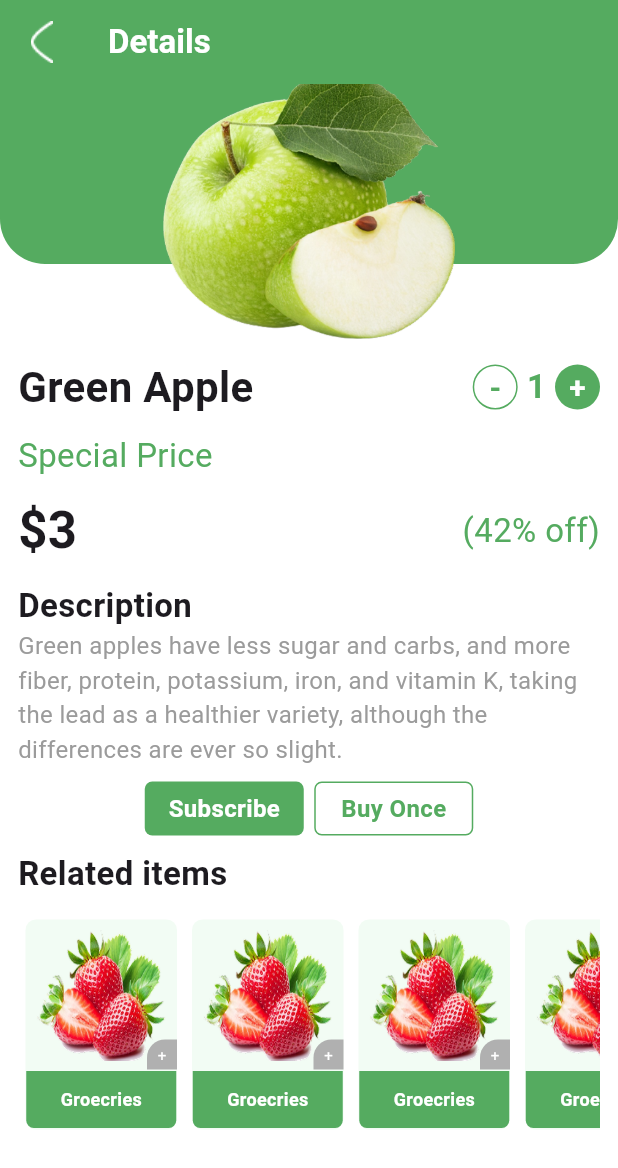
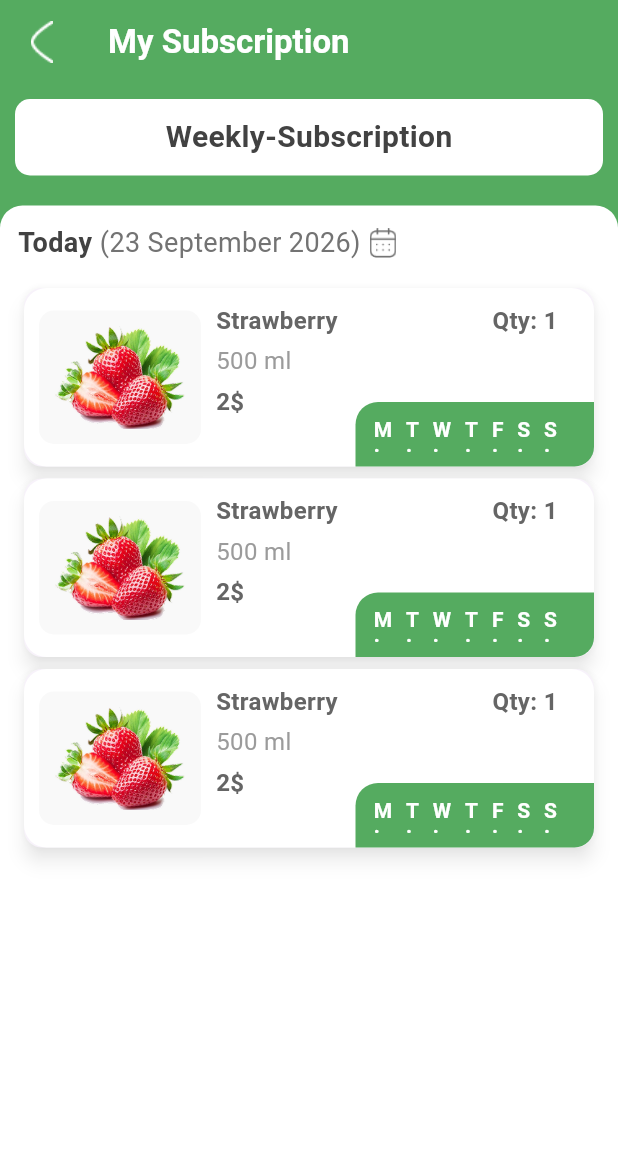
Before and after one commit to Radhesh-Roy/SG-Grocery-E-Commerce, a Flutter app: the screen it shows after launch, on a phone screen of 412 x 824 dp. Shown: the top 1168 px of the screen. Run offline on Flutter 3.47's test engine with Material 3 defaults, Android fonts, the phone set to English and light mode, and no system bars; our stand-ins replace carousel_slider, get.

Commit message:
subscription

```diff
--- a/lib/main.dart
+++ b/lib/main.dart
@@ -6,10 +6,11 @@ import 'package:sggrocery/view/explore-item/exploreItem_view.dart';
 import 'package:sggrocery/view/home/home_page.dart';
 import 'package:sggrocery/view/registration_page/reg_page.dart';
 import 'package:sggrocery/view/splash_screen/splash_screen.dart';
+import 'package:sggrocery/view/subscription_page/subscriptiopn_view.dart';
 
 void main() {
   runApp(GetMaterialApp(
     debugShowCheckedModeBanner: false,
-    home: DetailsView(),
+    home: SubscriptionViewPage(),
   ));
 }
--- a/lib/view/details_page/details_view.dart
+++ b/lib/view/details_page/details_view.dart
@@ -2,7 +2,6 @@ import 'package:flutter/material.dart';
 
 class DetailsView extends StatelessWidget {
   const DetailsView({super.key});
-
   @override
   Widget build(BuildContext context) {
     return Scaffold(
@@ -321,7 +320,7 @@ class DetailsView extends StatelessWidget {
                                   ),
                                   child: Center(
                                     child: Text(
-                                      "Groecries",
+                                      "Strawberry",
                                       style: TextStyle(
                                         fontSize: 12,
                                         color: Colors.white,
--- /dev/null
+++ b/lib/view/subscription_page/subscriptiopn_view.dart
@@ -0,0 +1,195 @@
+import 'package:flutter/material.dart';
+import 'package:flutter/services.dart';
+
+class SubscriptionViewPage extends StatelessWidget {
+  const SubscriptionViewPage({super.key});
+
+  @override
+  Widget build(BuildContext context) {
+    return Scaffold(
+        backgroundColor: Color(0xff55AB60),
+      appBar: AppBar(
+        backgroundColor: Color(0xff55AB60),
+        scrolledUnderElevation: 0,
+        leading: InkWell(
+          hoverColor: Colors.transparent,
+          onTap: () {},
+          child: Image(
+            image: AssetImage("assets/back.png"),
+            color: Colors.white,
+          ),
+        ),
+        title: Text(
+          "My Subscription",
+          style: TextStyle(
+            fontWeight: FontWeight.w700,
+            fontSize: 22,
+            color: Colors.white,
+          ),
+        ),
+      ),
+      body:Column(
+        children: [
+          Padding(
+            padding: const EdgeInsets.all(10),
+            child: Container(
+              height: 51,
+              decoration: BoxDecoration(
+                  color: Colors.white,
+                  borderRadius: BorderRadius.circular(10)
+              ),
+              child: Center(
+                child: Text("Weekly-Subscription",style: TextStyle(color: Color(0xff424242), fontSize: 20, fontWeight: FontWeight.w600),),
+              ),
+            ),
+          ),
+          SizedBox(height: 10,),
+          Expanded(
+            child: Container(
+              decoration: BoxDecoration(
+                color: Colors.white,
+                borderRadius: BorderRadius.only(topLeft: Radius.circular(15), topRight: Radius.circular(15))
+              ),
+              child: Padding(padding: EdgeInsets.all(12),
+              child: Column(children: [
+                Row(spacing: 5,
+                  children: [
+                    Text("Today", style: TextStyle(color: Color(0xff424242), fontSize: 18, fontWeight: FontWeight.w700),),
+                    Text("(23 September 2026)",style: TextStyle(color: Color(0xff737373), fontWeight: FontWeight.w400, fontSize: 18),),
+                    Image.asset("assets/calender.png", height: 20, width: 20,)
+                  ],
+                ),
+                SizedBox(height: 13,),
+                Expanded(
+                  child: ListView.builder(
+                    itemCount: 3,
+                    itemBuilder: (context, index) {
+                      return Stack(
+                        children: [
+                          Card(
+                            elevation: 5,
+                            shadowColor: Colors.white70,
+                            child: Container(
+                              padding: EdgeInsets.all(10),
+                              height: 119,
+                              decoration: BoxDecoration(
+                                  color: Colors.white,
+                                  borderRadius: BorderRadius.circular(15)
+                              ),
+                              child: Row(
+                                children: [
+                                  Expanded(
+                                      flex:3,
+                                      child: Container(
+                                        padding: EdgeInsets.all(10),
+                                        height: 89,
+                                        decoration: BoxDecoration(
+                                            color: Color(0xffF9F9F9),
+                                          borderRadius: BorderRadius.circular(10),
+                                        ),
+                                        child: Image.asset("assets/strawberry.png", fit: BoxFit.fill),
+
+                                      )),
+                                  Expanded(
+                                      flex:5,
+                                      child: Padding(
+                                        padding: const EdgeInsets.only(left: 10, right: 10),
+                                        child: Column(spacing: 4,
+                                          crossAxisAlignment: CrossAxisAlignment.start,
+                                          children: [
+                                            Text("Strawberry", style: TextStyle(color: Color(0xff656565), fontSize: 16, fontWeight: FontWeight.w600),),
+                                            Text("500 ml", style: TextStyle(color: Color(0xff9B9B9B), fontSize: 16, fontWeight: FontWeight.w400),),
+                                            Text("2\$", style: TextStyle(color: Color(0xff656565), fontSize: 16, fontWeight: FontWeight.w600),)
+                                          ],
+                                        ),
+                                      )
+                                  ),
+                                  Expanded(
+                                      flex:2,
+                                      child: Column(
+                                        children: [
+                                          Text("Qty: 1", style: TextStyle(color: Color(0xff656565), fontSize: 16, fontWeight: FontWeight.w600),)
+                                        ],
+                                      )
+                                  ),
+
+                                ],
+                              ),
+                            ),
+                          ),
+                          Positioned(
+                              right: 4,
+                              bottom: 4,
+                              child: Container(
+                                padding: EdgeInsets.only(top: 13,left: 12),
+                            height: 43,
+                            width: 159,
+                            decoration: BoxDecoration(
+                              color: Color(0xff55AB60),
+                              borderRadius: BorderRadius.only(topLeft: Radius.circular(15), bottomRight: Radius.circular(13))
+                            ),
+                                child: Row(
+                                  spacing:9 ,
+                                  children: [
+                                    Column(
+                                      children: [
+                                        Text("M\n.", style: TextStyle(color: Colors.white, fontSize: 14, fontWeight: FontWeight.w700, height: 0.7),),
+                                      ],
+                                    ),
+                                    Column(
+                                      children: [
+                                        Text("T\n.", style: TextStyle(color: Colors.white, fontSize: 14, fontWeight: FontWeight.w700, height: 0.7),),
+                                      ],
+                                    ),
+                                    Column(
+                                      children: [
+                                        Text("W\n.", style: TextStyle(color: Colors.white, fontSize: 14, fontWeight: FontWeight.w700, height: 0.7),),
+                                      ],
+                                    ),
+                                    Column(
+                                      children: [
+                                        Text("T\n.", style: TextStyle(color: Colors.white, fontSize: 14, fontWeight: FontWeight.w700, height: 0.7),),
+                                      ],
+                                    ),
+                                    Column(
+                                      children: [
+                                        Text("F\n.", style: TextStyle(color: Colors.white, fontSize: 14, fontWeight: FontWeight.w700, height: 0.7),),
+                                      ],
+                                    ),
+                                    Column(
+                                      children: [
+                                        Text("S\n.", style: TextStyle(color: Colors.white, fontSize: 14, fontWeight: FontWeight.w700, height: 0.7),),
+                                      ],
+                                    ),
+                                    Column(
+                                      children: [
+                                        Text("S\n.", style: TextStyle(color: Colors.white, fontSize: 14, fontWeight: FontWeight.w700, height: 0.7),),
+                                      ],
+                                    ),
+                                  ],
+                                ),
+                          ))
+                        ],
+                      );
+                    },),
+                ),
+               // Expanded(
+               //    child: Container(
+               //        height: 122, width: 271,
+               //      decoration: BoxDecoration(
+               //        image: DecorationImage(image: AssetImage("assets/frame.png"))
+               //
+               //        ),
+               //    ),
+               //  )
+              ],),),
+            ),
+          ),
+
+        ],
+
+      ),
+
+    );
+  }
+}
```
Also changed, not shown: assets/calender.png (added), assets/frame.png (added).
